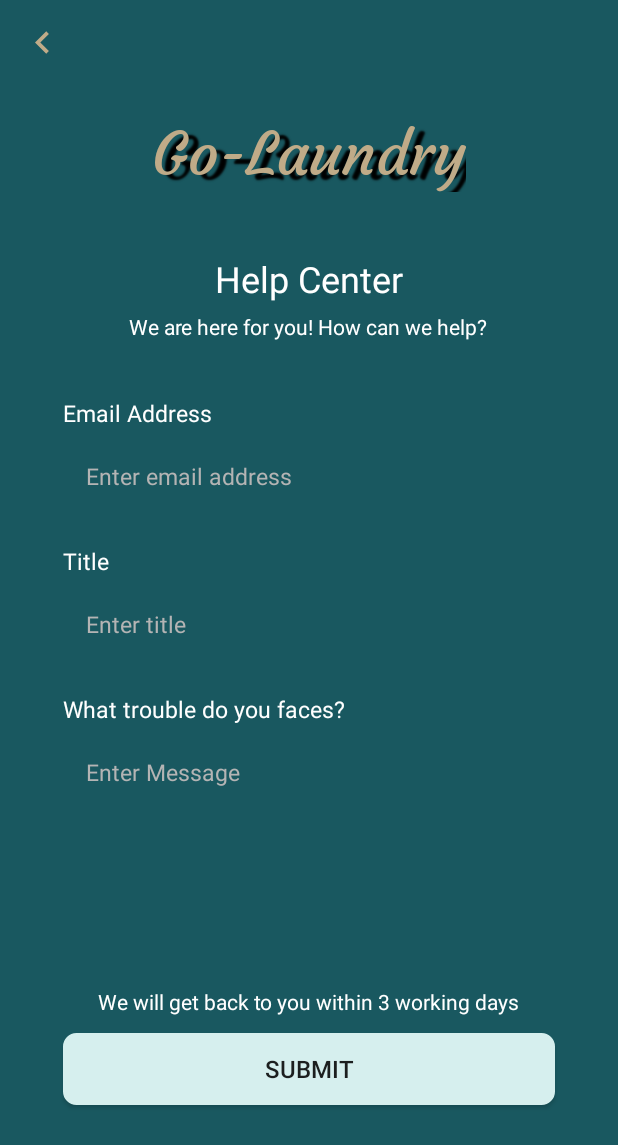
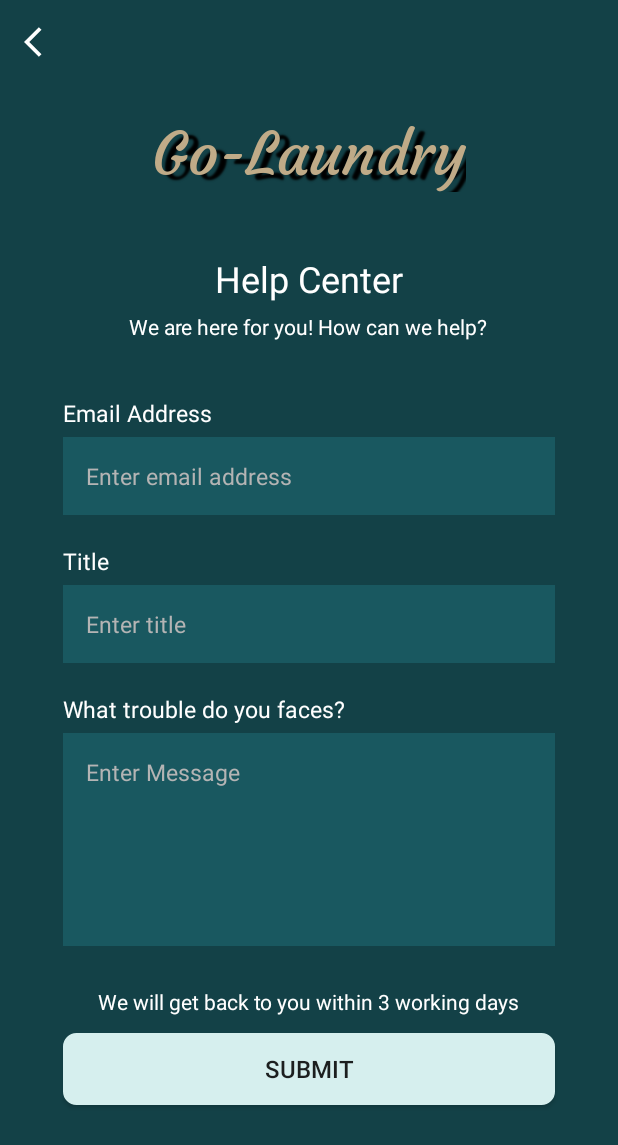
Before and after one commit to WanJing923/GoLaundry, an Android app: the HelpCenterActivity screen opened directly, with no data from a screen before it, on a phone screen of 412 x 824 dp. Shown: the top 1145 px of the screen. Run offline under Robolectric (Android 15) with nearby library versions, the phone set to English and light mode, and no system bars.

Commit message:
layout toolbar changes

```diff
--- a/app/src/main/java/com/example/golaundry/HelpCenterActivity.java
+++ b/app/src/main/java/com/example/golaundry/HelpCenterActivity.java
@@ -3,24 +3,33 @@ package com.example.golaundry;
 import androidx.annotation.NonNull;
 import androidx.appcompat.app.AppCompatActivity;
 import androidx.appcompat.widget.Toolbar;
+import androidx.core.content.ContextCompat;
 
+import android.graphics.PorterDuff;
 import android.os.Bundle;
 import android.view.MenuItem;
 
+import com.example.golaundry.databinding.ActivityHelpCenterBinding;
+import com.example.golaundry.databinding.ActivityUserSignUpBinding;
+
+import java.util.Objects;
+
 public class HelpCenterActivity extends AppCompatActivity {
-
-    private Toolbar toolbar;
 
     @Override
     protected void onCreate(Bundle savedInstanceState) {
         super.onCreate(savedInstanceState);
-        setContentView(R.layout.activity_help_center);
 
-        toolbar = (Toolbar) findViewById(R.id.ha_toolbar);
-        setSupportActionBar(toolbar);
-        getSupportActionBar().setDisplayHomeAsUpEnabled(true);
+        //implement binding method
+        com.example.golaundry.databinding.ActivityHelpCenterBinding mActivityHelpCenterBinding = ActivityHelpCenterBinding.inflate(getLayoutInflater());
+        setContentView(mActivityHelpCenterBinding.getRoot());
+
+        //toolbar function
+        setSupportActionBar(mActivityHelpCenterBinding.haToolbar);
+        Objects.requireNonNull(getSupportActionBar()).setDisplayHomeAsUpEnabled(true);
         getSupportActionBar().setDisplayShowTitleEnabled(false);
-        toolbar.setNavigationIcon((getResources().getDrawable(R.drawable.ic_toolbar_back)));
+        Objects.requireNonNull(mActivityHelpCenterBinding.haToolbar.getNavigationIcon()).setColorFilter(getResources().getColor(R.color.white), PorterDuff.Mode.SRC_ATOP);
+        mActivityHelpCenterBinding.haToolbar.setNavigationIcon(ContextCompat.getDrawable(this, R.drawable.ic_arrow_back));
     }
 
     @Override
--- a/app/src/main/res/layout/activity_help_center.xml
+++ b/app/src/main/res/layout/activity_help_center.xml
@@ -4,7 +4,7 @@
     xmlns:tools="http://schemas.android.com/tools"
     android:layout_width="match_parent"
     android:layout_height="match_parent"
-    android:background="@color/primary_green"
+    android:background="@color/second_green"
     tools:context=".HelpCenterActivity">
 
     <ScrollView
```
Also changed, not shown: app/src/main/java/com/example/golaundry/ForgotPasswordActivity.java (+13 -4 lines), app/src/main/java/com/example/golaundry/NotificationActivity.java (+18 -1 lines).
